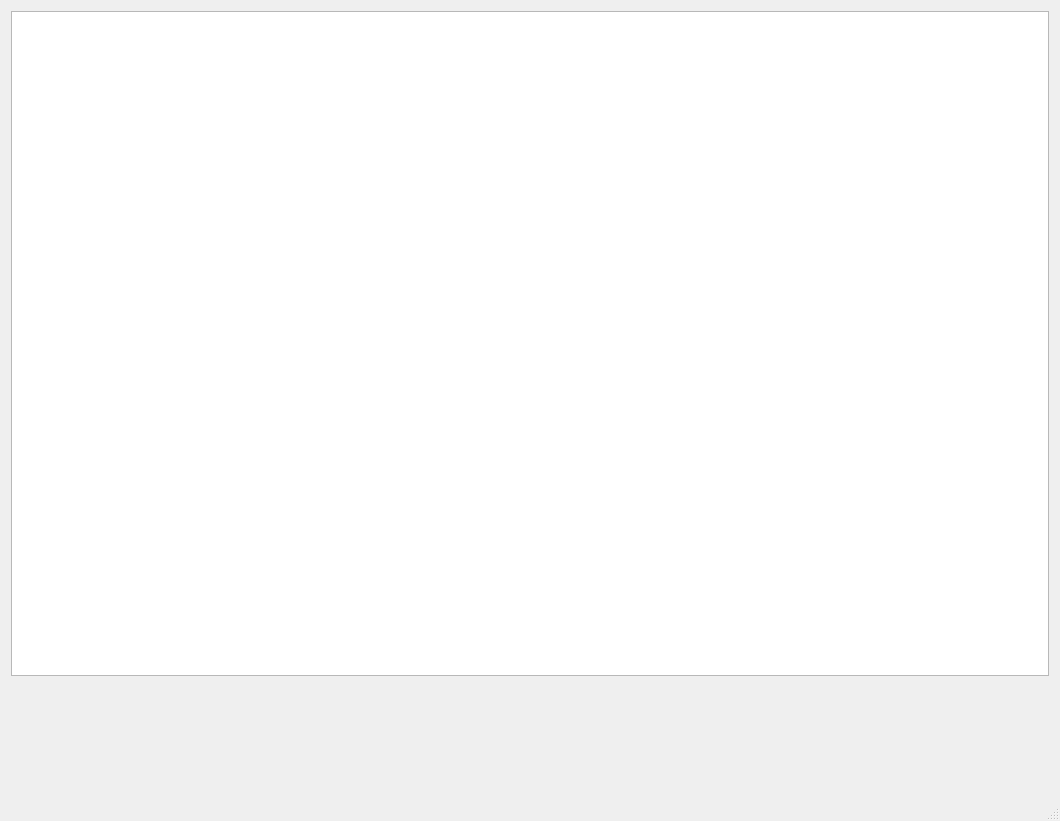
Qt form source/playerwindow.ui (Pyxxil/Astoria) before a commit.
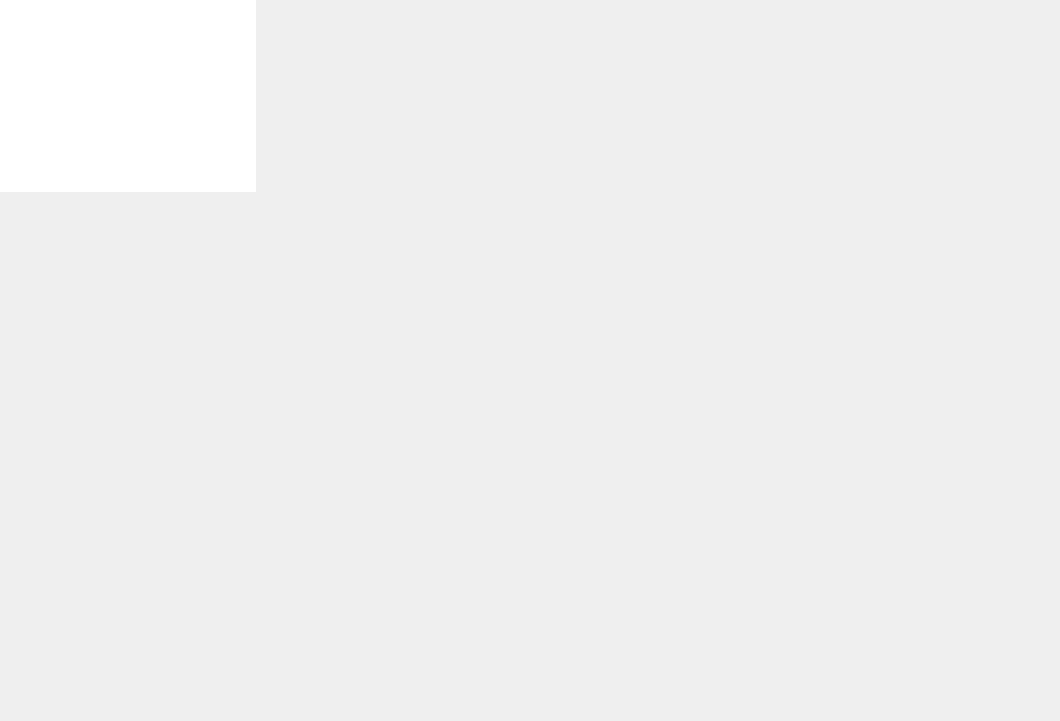
The same form after that commit.

Patch:
```diff
--- a/source/playerwindow.ui
+++ b/source/playerwindow.ui
@@ -7,16 +7,79 @@
     <x>0</x>
     <y>0</y>
     <width>1060</width>
-    <height>821</height>
+    <height>721</height>
    </rect>
   </property>
+  <property name="palette">
+   <palette>
+    <active>
+     <colorrole role="Text">
+      <brush brushstyle="SolidPattern">
+       <color alpha="255">
+        <red>236</red>
+        <green>235</green>
+        <blue>255</blue>
+       </color>
+      </brush>
+     </colorrole>
+    </active>
+    <inactive>
+     <colorrole role="Text">
+      <brush brushstyle="SolidPattern">
+       <color alpha="255">
+        <red>236</red>
+        <green>235</green>
+        <blue>255</blue>
+       </color>
+      </brush>
+     </colorrole>
+    </inactive>
+    <disabled>
+     <colorrole role="Text">
+      <brush brushstyle="SolidPattern">
+       <color alpha="255">
+        <red>127</red>
+        <green>127</green>
+        <blue>127</blue>
+       </color>
+      </brush>
+     </colorrole>
+    </disabled>
+   </palette>
+  </property>
+  <property name="font">
+   <font>
+    <pointsize>12</pointsize>
+   </font>
+  </property>
   <property name="windowTitle">
    <string>PlayerWindow</string>
   </property>
   <widget class="QWidget" name="centralWidget">
-   <layout class="QVBoxLayout" name="verticalLayout">
-    <item>
      <widget class="QTableView" name="libraryView">
+    <property name="geometry">
+     <rect>
+      <x>0</x>
+      <y>0</y>
+      <width>256</width>
+      <height>192</height>
+     </rect>
+    </property>
+    <property name="maximumSize">
+     <size>
+      <width>16777215</width>
+      <height>16777215</height>
+     </size>
+    </property>
+    <property name="contextMenuPolicy">
+     <enum>Qt::CustomContextMenu</enum>
+    </property>
+    <property name="frameShape">
+     <enum>QFrame::NoFrame</enum>
+    </property>
+    <property name="selectionBehavior">
+     <enum>QAbstractItemView::SelectRows</enum>
+    </property>
       <property name="showGrid">
        <bool>false</bool>
       </property>
@@ -30,21 +93,6 @@
        <bool>false</bool>
       </attribute>
      </widget>
-    </item>
-    <item>
-     <widget class="QWidget" name="controlsWidget" native="true">
-      <property name="minimumSize">
-       <size>
-        <width>0</width>
-        <height>100</height>
-       </size>
-      </property>
-     </widget>
-    </item>
-    <item>
-     <widget class="QWidget" name="durationWidget" native="true"/>
-    </item>
-   </layout>
   </widget>
   <widget class="QMenuBar" name="menuBar">
    <property name="geometry">
@@ -56,7 +104,6 @@
     </rect>
    </property>
   </widget>
-  <widget class="QStatusBar" name="statusBar"/>
  </widget>
  <layoutdefault spacing="6" margin="11"/>
  <resources/>
```
Lines whose indentation alone changed are shown as unchanged.
